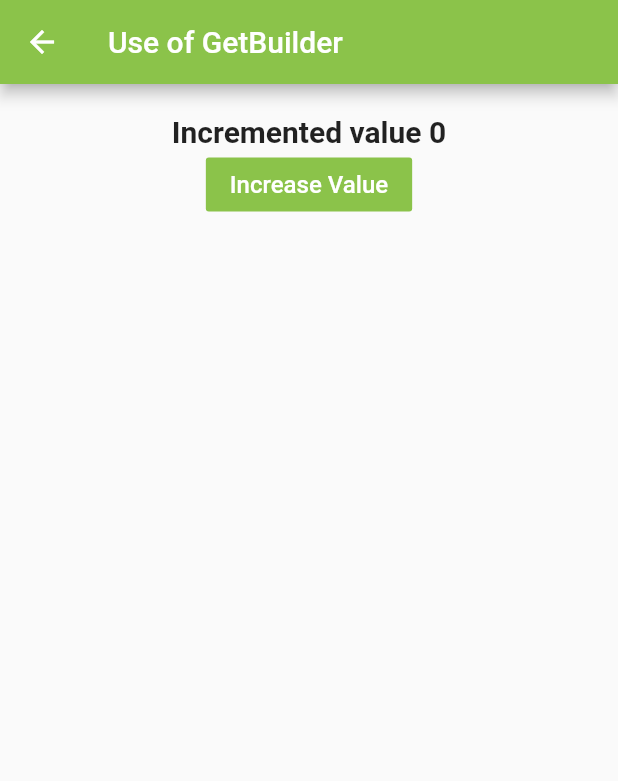
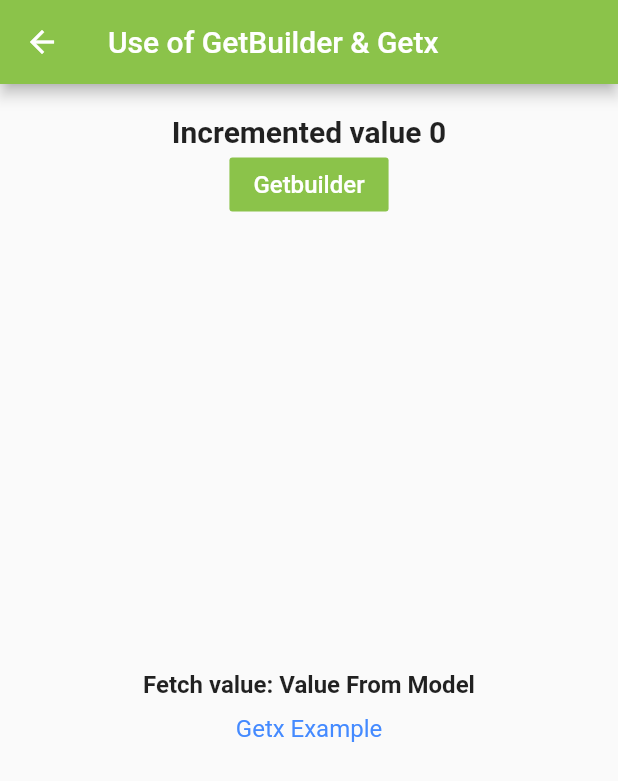
Before and after one commit to DevendraSaini180/flutter_training, a Flutter app: the GetBuilderExample screen opened directly, on a phone screen of 412 x 824 dp. Shown: the top 781 px of the screen. Run offline on Flutter 3.47's test engine with Material 2 defaults, Android fonts, the phone set to English and light mode, and no system bars; our stand-ins replace flutter_slider_drawer, get.

Commit message:
update state using Getx

```diff
--- /dev/null
+++ b/lib/controllers/valuecontroller.dart
@@ -0,0 +1,13 @@
+import 'package:flutter_training/models/valuemodels.dart';
+import 'package:get/get.dart';
+
+class ValueController extends GetxController {
+
+  final valueModel = ValueModel().obs;
+
+  updateValues(String newValue1) {
+    valueModel.update((value) {
+      value?.value1 = newValue1;
+    });
+  }
+}
--- /dev/null
+++ b/lib/models/valuemodels.dart
@@ -0,0 +1,5 @@
+
+
+class ValueModel {
+  String value1 = "Value From Model";
+}
--- a/lib/pages/getbuilder_example.dart
+++ b/lib/pages/getbuilder_example.dart
@@ -1,4 +1,5 @@
 import 'package:flutter/material.dart';
+import 'package:flutter_training/controllers/valuecontroller.dart';
 import 'package:get/get.dart';
 
 import '../controllers/getbuilder_example_controller.dart';
@@ -13,7 +14,7 @@ class GetBuilderExample extends StatelessWidget {
     return Scaffold(
       appBar: AppBar(
         backgroundColor: Colors.lightGreen,
-        title: Text("Use of GetBuilder"),
+        title: Text("Use of GetBuilder & Getx"),
       ),
       body: Center(
         child: Padding(
@@ -33,10 +34,27 @@ class GetBuilderExample extends StatelessWidget {
                   controller.incrementValue();
                 },
                 child: Text(
-                  "Increase Value",
+                  "Getbuilder",
                   style: TextStyle(fontSize: 16, color: Colors.white),
                 ),
                 color: Colors.lightGreen,
+              ),
+              SizedBox(
+                height: 300,
+              ),
+              GetX<ValueController>(
+                init: ValueController(),
+                builder: (_) {
+                  return Text(
+                    "Fetch value: ${_.valueModel.value.value1}",
+                    style: TextStyle(fontSize: 16, fontWeight: FontWeight.bold),
+                  );
+                },
+              ),
+              Padding(padding: EdgeInsets.all(5)),
+              Text(
+                "Getx Example",
+                style: TextStyle(fontSize: 16, color: Colors.blueAccent),
               ),
             ],
           ),
```
